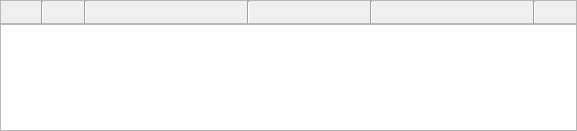
Above: sources/repository/soundfont/editor/htmleditor.ui from davy7125/polyphone before the change. Below: the same form after it.
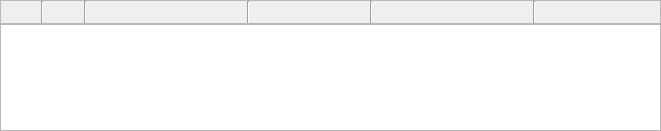
That is the form after the change. Custom widgets are drawn as their Qt base class.

Patch:
```diff
--- a/sources/repository/soundfont/editor/htmleditor.ui
+++ b/sources/repository/soundfont/editor/htmleditor.ui
@@ -6,7 +6,7 @@
    <rect>
     <x>0</x>
     <y>0</y>
-    <width>465</width>
+    <width>661</width>
     <height>131</height>
    </rect>
   </property>
```
Left out of the diff: 2 changed lines with no effect on the pictures.
